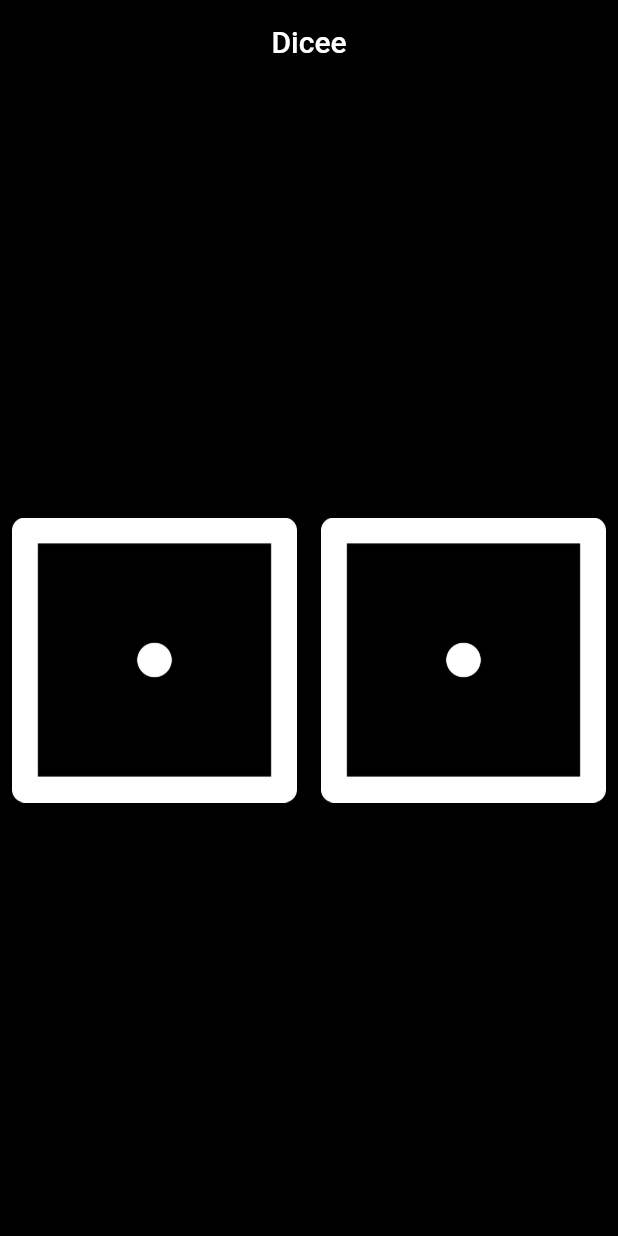
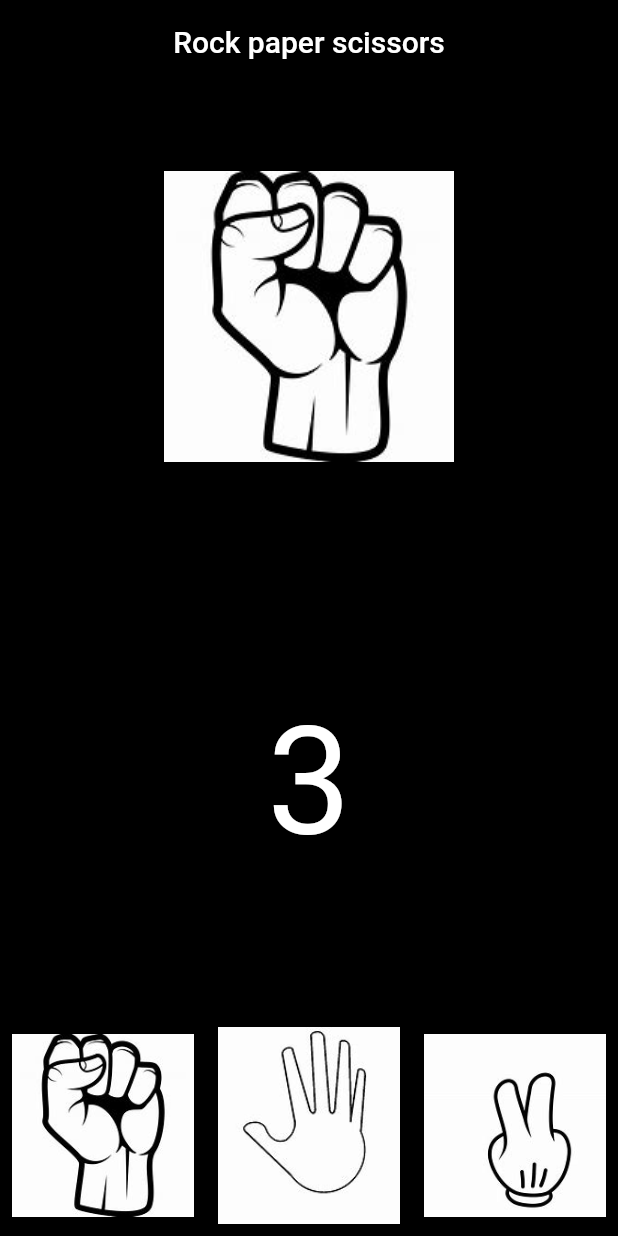
Before and after one commit to Ahmodiyy/rock_paper_scissors, a Flutter app: the screen it shows after launch, on a phone screen of 412 x 824 dp. Run offline on Flutter 3.47's test engine with Material 2 defaults, Android fonts, the phone set to English and light mode, and no system bars.

Commit message:
complete UI

```diff
--- a/lib/main.dart
+++ b/lib/main.dart
@@ -8,7 +8,7 @@ void main() {
       home: Scaffold(
         backgroundColor: Colors.black,
         appBar: AppBar(
-          title: Center(child: Text('Dicee')),
+          title: Center(child: Text('Rock paper scissors')),
           backgroundColor: Colors.black26,
         ),
         body: DicePage(),
@@ -25,28 +25,52 @@ class DicePage extends StatefulWidget {
 }
 
 class _DicePageState extends State<DicePage> {
-  int leftImageNumber = 1;
-  int rightImageNumber = 1;
+  int rps = 1;
+  String status = '3';
+  //double imageSize = 80;
   @override
   Widget build(BuildContext context) {
     return Container(
       child: Center(
-        child: Row(
+        child: Column(
           children: [
             Expanded(
                 child: TextButton(
                     onPressed: () {
                       changeDiceFace();
-                      print('left button pressed');
                     },
-                    child: Image.asset('images/dice$leftImageNumber.png'))),
+                    child: Image.asset('images/$rps.jpg'))),
             Expanded(
+              child: Center(
+                child: Text(
+                  '$status',
+                  style: TextStyle(color: Colors.white, fontSize: 100),
+                ),
+              ),
+            ),
+            Row(children: [
+              Expanded(
                 child: TextButton(
-                    onPressed: () {
-                      changeDiceFace();
-                      print('right button pressed');
-                    },
-                    child: Image.asset('images/dice$rightImageNumber.png'))),
+                    onPressed: () {},
+                    child: Image.asset(
+                      'images/1.jpg',
+                    )),
+              ),
+              Expanded(
+                child: TextButton(
+                    onPressed: () {},
+                    child: Image.asset(
+                      'images/2.jpg',
+                    )),
+              ),
+              Expanded(
+                child: TextButton(
+                    onPressed: () {},
+                    child: Image.asset(
+                      'images/3.jpg',
+                    )),
+              ),
+            ]),
           ],
         ),
       ),
@@ -55,8 +79,7 @@ class _DicePageState extends State<DicePage> {
 
   void changeDiceFace() {
     setState(() {
-      leftImageNumber = Random().nextInt(6) + 1;
-      rightImageNumber = Random().nextInt(6) + 1;
+      rps = Random().nextInt(3) + 1;
     });
   }
 }
```
Also changed, not shown: images/1.jpg (renamed from images/rock.jpg), images/2.jpg (renamed from images/paper.jpg), images/3.jpg (renamed from images/scissor.jpg), 1 other file.
